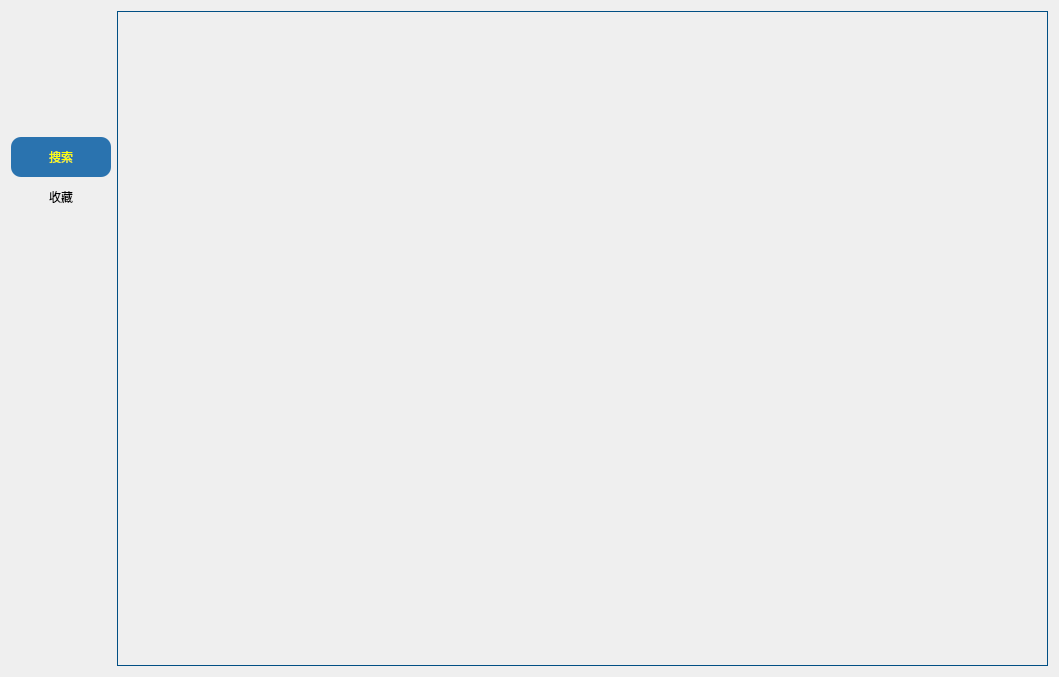
The window that ui/user.ui (tonquer/ehentai-qt) describes before a commit, drawn with Qt 5.
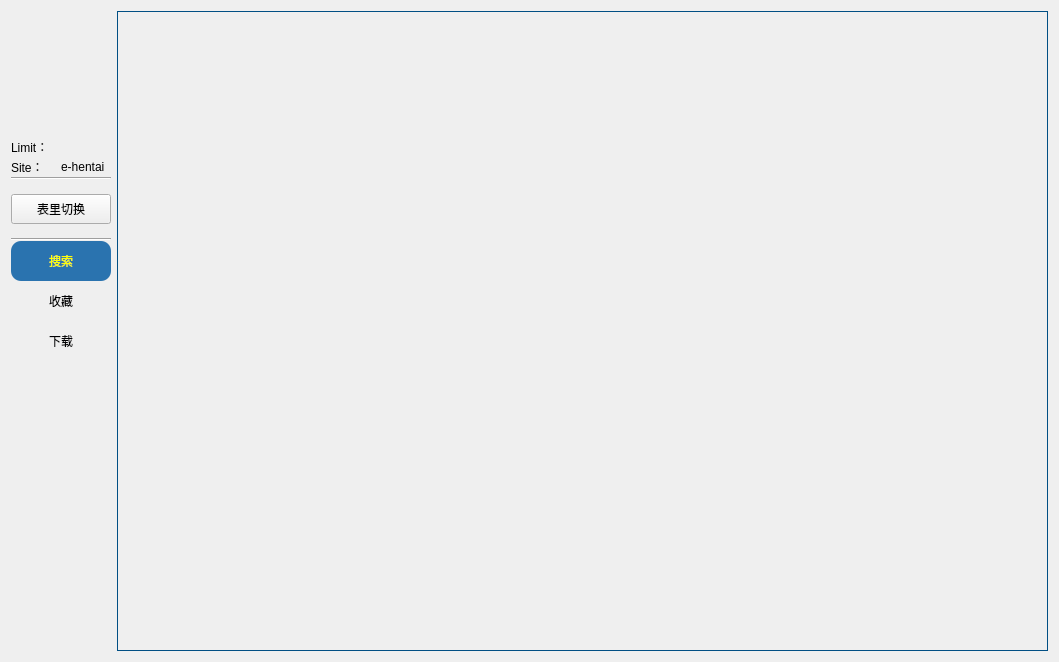
The same window after the commit. Icons and pictures are not drawn. Custom widgets are drawn as their Qt base class.

The edit to the form file:
```diff
--- a/ui/user.ui
+++ b/ui/user.ui
@@ -7,7 +7,7 @@
     <x>0</x>
     <y>0</y>
     <width>1059</width>
-    <height>677</height>
+    <height>662</height>
    </rect>
   </property>
   <property name="minimumSize">
@@ -82,6 +82,91 @@
          <property name="spacing">
           <number>0</number>
          </property>
+         <item>
+          <layout class="QGridLayout" name="gridLayout_3">
+           <item row="0" column="0">
+            <widget class="QLabel" name="label">
+             <property name="minimumSize">
+              <size>
+               <width>0</width>
+               <height>20</height>
+              </size>
+             </property>
+             <property name="text">
+              <string>Limit：</string>
+             </property>
+            </widget>
+           </item>
+           <item row="1" column="0">
+            <widget class="QLabel" name="label_4">
+             <property name="minimumSize">
+              <size>
+               <width>30</width>
+               <height>20</height>
+              </size>
+             </property>
+             <property name="text">
+              <string>Site：</string>
+             </property>
+            </widget>
+           </item>
+           <item row="0" column="1">
+            <widget class="QLabel" name="limitLabel">
+             <property name="text">
+              <string/>
+             </property>
+            </widget>
+           </item>
+           <item row="1" column="1">
+            <widget class="QLabel" name="siteLabel">
+             <property name="text">
+              <string>e-hentai</string>
+             </property>
+            </widget>
+           </item>
+          </layout>
+         </item>
+         <item>
+          <widget class="Line" name="line">
+           <property name="orientation">
+            <enum>Qt::Horizontal</enum>
+           </property>
+          </widget>
+         </item>
+         <item>
+          <widget class="QLabel" name="label_3">
+           <property name="text">
+            <string/>
+           </property>
+          </widget>
+         </item>
+         <item>
+          <widget class="QToolButton" name="toolButton">
+           <property name="minimumSize">
+            <size>
+             <width>100</width>
+             <height>30</height>
+            </size>
+           </property>
+           <property name="text">
+            <string>表里切换</string>
+           </property>
+          </widget>
+         </item>
+         <item>
+          <widget class="QLabel" name="label_2">
+           <property name="text">
+            <string/>
+           </property>
+          </widget>
+         </item>
+         <item>
+          <widget class="Line" name="line_2">
+           <property name="orientation">
+            <enum>Qt::Horizontal</enum>
+           </property>
+          </widget>
+         </item>
          <item>
           <widget class="QToolButton" name="toolButton0">
            <property name="minimumSize">
@@ -185,6 +270,56 @@
            </attribute>
           </widget>
          </item>
+         <item>
+          <widget class="QToolButton" name="toolButton2">
+           <property name="minimumSize">
+            <size>
+             <width>100</width>
+             <height>40</height>
+            </size>
+           </property>
+           <property name="maximumSize">
+            <size>
+             <width>100</width>
+             <height>16777215</height>
+            </size>
+           </property>
+           <property name="styleSheet">
+            <string notr="true">/* 正常时，按钮颜色 */
+QToolButton{
+    background:transparent;
+    color: rgb(0, 0, 2);
+    border-style: outset;
+    border-color: beige;
+    border-radius: 10px;
+}
+
+/* 鼠标在按钮上时，按钮颜色 */
+ QToolButton:hover
+{
+    background-color:rgb(21, 85, 154);
+    border-radius: 10px;
+    color: rgb(0, 0, 0);
+}
+
+ /* 按钮被单击后，按钮颜色 */
+QToolButton:checked {
+    background-color:rgb(42, 115, 175);
+    border-radius: 10px;
+    color: rgb(255, 255, 0);
+}</string>
+           </property>
+           <property name="text">
+            <string>下载</string>
+           </property>
+           <property name="checkable">
+            <bool>true</bool>
+           </property>
+           <attribute name="buttonGroup">
+            <string notr="true">buttonGroup</string>
+           </attribute>
+          </widget>
+         </item>
          <item>
           <spacer name="verticalSpacer_2">
            <property name="orientation">
```
Left out of the diff: 20 changed lines with no effect on the pictures.
